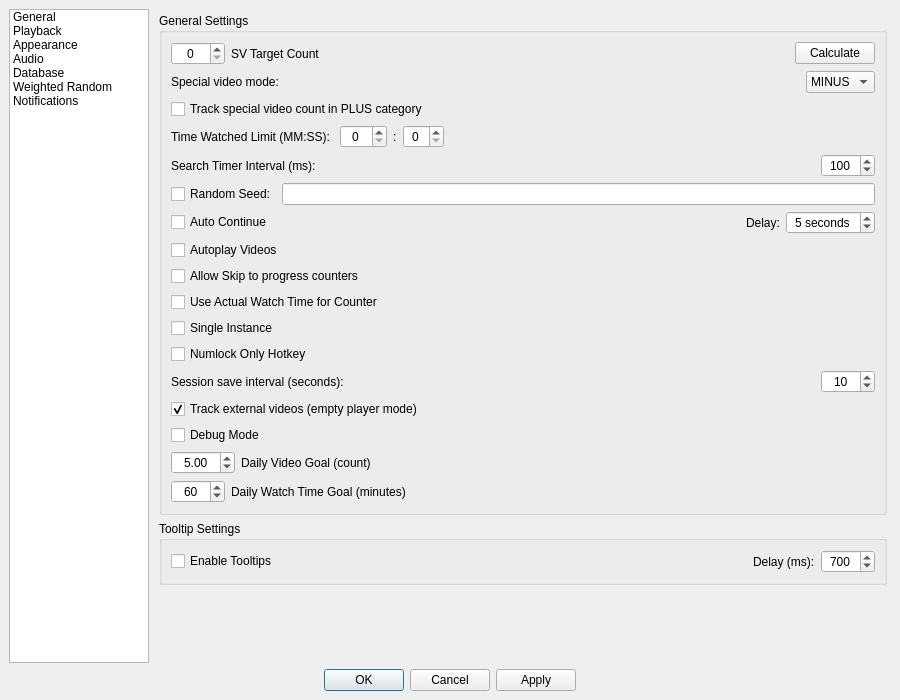
This is MediaManager/src/QtClasses/UI/Form Files/SettingsDialog.ui in PaunescuAndrei/MediaManager as Qt 5 draws it before an edit. The edited form follows.
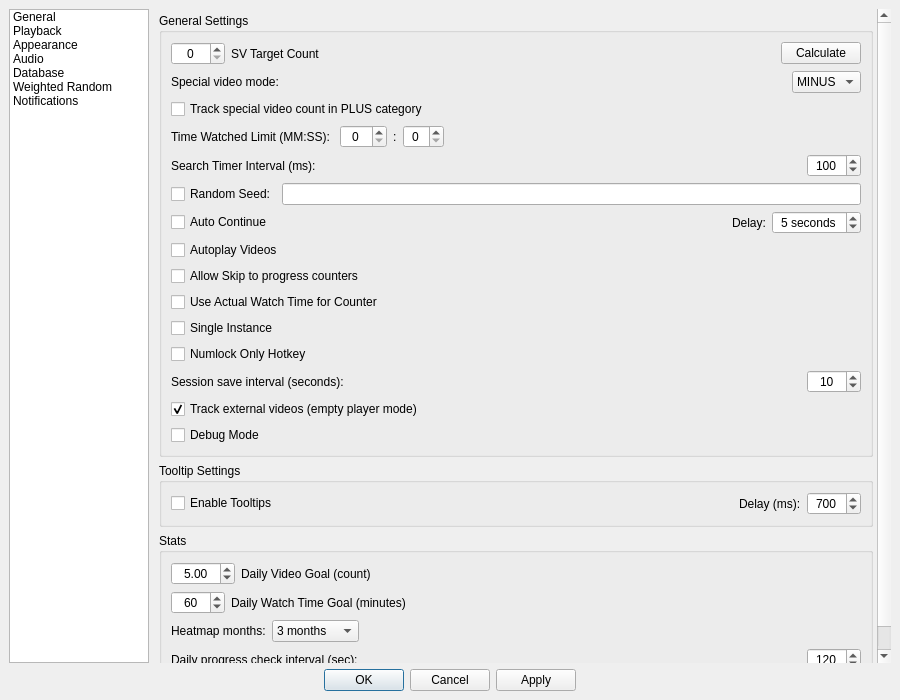
This is the edited form. Custom widgets are drawn as their Qt base class.

Commit message: feat: streak-at-risk notifications, personal bests, stats tabs, and review fixes

Patch:
```diff
--- a/MediaManager/src/QtClasses/UI/Form Files/SettingsDialog.ui
+++ b/MediaManager/src/QtClasses/UI/Form Files/SettingsDialog.ui
@@ -370,6 +370,50 @@
                <property name="toolTip"><string>Enable extra debug logging and diagnostics</string></property>
               </widget>
              </item>
+            </layout>
+           </widget>
+          </item>
+          <item>
+           <widget class="QGroupBox" name="tooltipsGroupBox">
+            <property name="title"><string>Tooltip Settings</string></property>
+            <layout class="QVBoxLayout" name="verticalLayout_tooltips">
+             <item>
+              <layout class="QHBoxLayout" name="horizontalLayout_tooltipsEnabled">
+               <item>
+                <widget class="QCheckBox" name="tooltipsEnabled">
+                 <property name="text"><string>Enable Tooltips</string></property>
+                </widget>
+               </item>
+               <item>
+                <spacer name="horizontalSpacer_tooltipsEnabled">
+                 <property name="orientation"><enum>Qt::Orientation::Horizontal</enum></property>
+                 <property name="sizeHint" stdset="0"><size><width>40</width><height>20</height></size></property>
+                </spacer>
+               </item>
+               <item>
+                <widget class="QLabel" name="tooltipDelayLabel">
+                 <property name="text"><string>Delay (ms):</string></property>
+                </widget>
+               </item>
+               <item>
+                <widget class="QSpinBox" name="tooltipDelaySpinBox">
+                 <property name="focusPolicy"><enum>Qt::FocusPolicy::StrongFocus</enum></property>
+                 <property name="alignment"><set>Qt::AlignmentFlag::AlignCenter</set></property>
+                 <property name="minimum"><number>100</number></property>
+                 <property name="maximum"><number>5000</number></property>
+                 <property name="singleStep"><number>100</number></property>
+                 <property name="value"><number>700</number></property>
+                </widget>
+               </item>
+              </layout>
+             </item>
+            </layout>
+           </widget>
+          </item>
+          <item>
+           <widget class="QGroupBox" name="statsGroupBox">
+            <property name="title"><string>Stats</string></property>
+            <layout class="QVBoxLayout" name="statsGroupLayout">
              <item>
               <layout class="QHBoxLayout" name="dailyVideoGoalLayout">
                <item>
@@ -420,39 +464,63 @@
                </item>
               </layout>
              </item>
-            </layout>
-           </widget>
-          </item>
-          <item>
-           <widget class="QGroupBox" name="tooltipsGroupBox">
-            <property name="title"><string>Tooltip Settings</string></property>
-            <layout class="QVBoxLayout" name="verticalLayout_tooltips">
              <item>
-              <layout class="QHBoxLayout" name="horizontalLayout_tooltipsEnabled">
+              <layout class="QHBoxLayout" name="statsHeatmapLayout">
                <item>
-                <widget class="QCheckBox" name="tooltipsEnabled">
-                 <property name="text"><string>Enable Tooltips</string></property>
+                <widget class="QLabel" name="statsHeatmapLabel">
+                 <property name="text"><string>Heatmap months:</string></property>
                 </widget>
                </item>
                <item>
-                <spacer name="horizontalSpacer_tooltipsEnabled">
+                <widget class="QComboBox" name="statsHeatmapMonthsCombo">
+                 <item>
+                  <property name="text"><string>3 months</string></property>
+                 </item>
+                 <item>
+                  <property name="text"><string>6 months</string></property>
+                 </item>
+                 <item>
+                  <property name="text"><string>12 months</string></property>
+                 </item>
+                 <item>
+                  <property name="text"><string>18 months</string></property>
+                 </item>
+                 <item>
+                  <property name="text"><string>24 months</string></property>
+                 </item>
+                </widget>
+               </item>
+               <item>
+                <spacer name="statsHeatmapSpacer">
                  <property name="orientation"><enum>Qt::Orientation::Horizontal</enum></property>
                  <property name="sizeHint" stdset="0"><size><width>40</width><height>20</height></size></property>
                 </spacer>
                </item>
+              </layout>
+             </item>
+             <item>
+              <layout class="QHBoxLayout" name="dailyProgressCheckLayout">
                <item>
-                <widget class="QLabel" name="tooltipDelayLabel">
-                 <property name="text"><string>Delay (ms):</string></property>
+                <widget class="QLabel" name="dailyProgressCheckLabel">
+                 <property name="text"><string>Daily progress check interval (sec):</string></property>
+                 <property name="toolTip"><string>How often to check milestones, goals, streak-at-risk, and personal bests (0 = disabled)</string></property>
                 </widget>
                </item>
                <item>
-                <widget class="QSpinBox" name="tooltipDelaySpinBox">
+                <spacer name="dailyProgressCheckSpacer">
+                 <property name="orientation"><enum>Qt::Orientation::Horizontal</enum></property>
+                 <property name="sizeHint" stdset="0"><size><width>40</width><height>20</height></size></property>
+                </spacer>
+               </item>
+               <item>
+                <widget class="QSpinBox" name="dailyProgressIntervalSpinBox">
                  <property name="focusPolicy"><enum>Qt::FocusPolicy::StrongFocus</enum></property>
                  <property name="alignment"><set>Qt::AlignmentFlag::AlignCenter</set></property>
-                 <property name="minimum"><number>100</number></property>
-                 <property name="maximum"><number>5000</number></property>
-                 <property name="singleStep"><number>100</number></property>
-                 <property name="value"><number>700</number></property>
+                 <property name="toolTip"><string>0 = disabled. Checks milestones, goals, streak-at-risk, and personal bests</string></property>
+                 <property name="minimum"><number>0</number></property>
+                 <property name="maximum"><number>3600</number></property>
+                 <property name="singleStep"><number>30</number></property>
+                 <property name="value"><number>120</number></property>
                 </widget>
                </item>
               </layout>
```
The commit also changes 21 other files.
